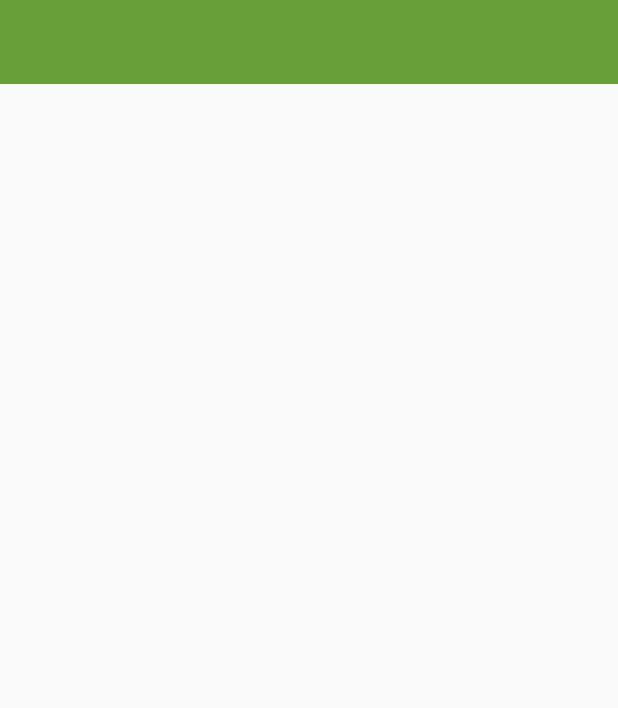
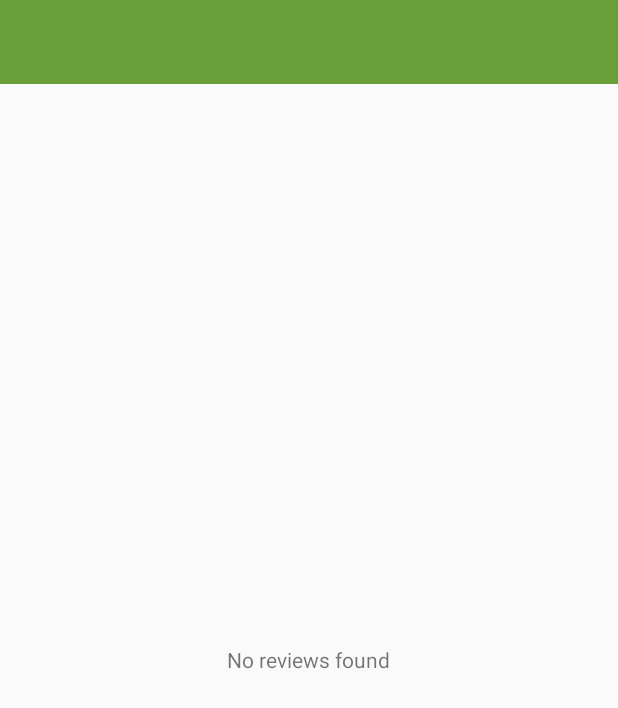
Before and after one commit to wsim283/Popular-Movies, an Android app: the fragment ReviewFragment placed in its activity, on a phone screen of 412 x 824 dp. Shown: the top 708 px of the screen. Run offline under Robolectric (Android 15) with nearby library versions, the phone set to English and light mode, and no system bars; 2 statements that could not run were skipped.

```diff
--- a/app/src/main/java/example/com/popularmovies/Detail/DetailReview.java
+++ b/app/src/main/java/example/com/popularmovies/Detail/DetailReview.java
@@ -13,23 +13,19 @@ import example.com.popularmovies.R;
 
 public class DetailReview extends RecyclerView.ViewHolder{
 
-    TextView reviewTextview, reviewLabelTextview, usernameTextview;
+    TextView reviewTextview,usernameTextview;
     ImageView userProfile;
 
     public DetailReview(View parent){
         super(parent);
 
         reviewTextview = (TextView)parent.findViewById(R.id.review_textview);
-        reviewLabelTextview = (TextView)parent.findViewById(R.id.no_reviews_label);
         usernameTextview = (TextView)parent.findViewById(R.id.user_name);
         userProfile = (ImageView)parent.findViewById(R.id.default_user_profile);
     }
 
     public TextView getReviewTextview(){
         return reviewTextview;
-    }
-    public TextView getReviewLabelTextview(){
-        return reviewLabelTextview;
     }
 
     public TextView getUsernameTextview() {
--- a/app/src/main/java/example/com/popularmovies/Detail/FetchMovieReviewsTask.java
+++ b/app/src/main/java/example/com/popularmovies/Detail/FetchMovieReviewsTask.java
@@ -21,11 +21,11 @@ import example.com.popularmovies.PopularMoviesHelper;
 public class FetchMovieReviewsTask extends AsyncTask<String,Void,ArrayList<Review>> {
 
     Context context;
-    ReviewsRecAdapter movieRecAdapter;
+    ReviewsRecAdapter movieRevRecAdapter;
 
     public FetchMovieReviewsTask(Context context, ReviewsRecAdapter movieRecAdapter){
         this.context = context;
-        this.movieRecAdapter = movieRecAdapter;
+        this.movieRevRecAdapter = movieRecAdapter;
 
     }
     private final String LOG_TAG = this.getClass().getSimpleName();
@@ -70,10 +70,10 @@ public class FetchMovieReviewsTask extends AsyncTask<String,Void,ArrayList<Revie
 
     @Override
     protected void onPostExecute(ArrayList<Review> reviews) {
-        if(reviews == null || reviews.size() == 0){
+        if(reviews == null){
             return;
         }
 
-        this.movieRecAdapter.updateData(reviews);
+        this.movieRevRecAdapter.updateData(reviews);
     }
     }
--- a/app/src/main/java/example/com/popularmovies/Detail/FetchMovieTrailerTask.java
+++ b/app/src/main/java/example/com/popularmovies/Detail/FetchMovieTrailerTask.java
@@ -76,7 +76,6 @@ public class FetchMovieTrailerTask extends AsyncTask<String,Void,ArrayList<Trail
     @Override
     protected void onPostExecute(ArrayList<Trailer> trailers) {
         if(trailers == null || trailers.size() == 0){
-
             return;
         }
 
--- a/app/src/main/java/example/com/popularmovies/Detail/MovieDetailFragment.java
+++ b/app/src/main/java/example/com/popularmovies/Detail/MovieDetailFragment.java
@@ -23,7 +23,7 @@ import example.com.popularmovies.R;
 public class MovieDetailFragment extends Fragment implements Orientation {
 
     private  final String LOG_TAG = this.getClass().getSimpleName();
-
+    PagerAdapter pagerAdapter;
     boolean twoPane;
     public MovieDetailFragment() {
         twoPane = false;
@@ -43,7 +43,7 @@ public class MovieDetailFragment extends Fragment implements Orientation {
 
 
         Movie selectedMovie = null;
-        if(getArguments() != null) {
+        if(getArguments() != null && getArguments().getParcelable(getString(R.string.movie_extra))!=null) {
             selectedMovie = getArguments().getParcelable(getString(R.string.movie_extra));
             if(twoPane){
                 TextView movieTitleview = (TextView)rootView.findViewById(R.id.movie_title);
@@ -55,7 +55,7 @@ public class MovieDetailFragment extends Fragment implements Orientation {
 
         TabLayout detailsTab = PopularMoviesHelper.setLayoutTab(rootView, R.id.tab_layout);
         final ViewPager viewPager = (ViewPager) rootView.findViewById(R.id.pager);
-        PagerAdapter pagerAdapter = new PagerAdapter(getActivity().getSupportFragmentManager(), detailsTab.getTabCount(), selectedMovie, getContext());
+        pagerAdapter = new PagerAdapter(getActivity().getSupportFragmentManager(), detailsTab.getTabCount(), selectedMovie, getContext());
 
         viewPager.setAdapter(pagerAdapter);
         viewPager.addOnPageChangeListener(new TabLayout.TabLayoutOnPageChangeListener(detailsTab));
@@ -85,4 +85,5 @@ public class MovieDetailFragment extends Fragment implements Orientation {
     public void setTwoPane(boolean twoPane) {
         this.twoPane = twoPane;
     }
+
 }
--- a/app/src/main/java/example/com/popularmovies/Detail/PagerAdapter.java
+++ b/app/src/main/java/example/com/popularmovies/Detail/PagerAdapter.java
@@ -21,14 +21,22 @@ public class PagerAdapter extends FragmentStatePagerAdapter {
     Fragment pageSecondFrag = null;
     Movie selectedMovie;
     Context context;
+    boolean hasReview;
 
     public PagerAdapter(FragmentManager fm, int numTabs, Movie selectedMovie, Context context){
         super(fm);
         this.context = context;
         this.numTabs = numTabs;
         this.selectedMovie = selectedMovie;
+        hasReview = true;
     }
 
+public void setHasReview(boolean hasReview){
+    if(this.hasReview != hasReview){
+        this.hasReview = hasReview;
+        notifyDataSetChanged();
+    }
+}
 
     @Override
     public Fragment getItem(int position) {
@@ -38,8 +46,9 @@ public class PagerAdapter extends FragmentStatePagerAdapter {
             case 1 :
                 if(pageSecondFrag == null){
                     Bundle args = new Bundle();
-                    if(selectedMovie != null) {
+                    if(selectedMovie != null & hasReview) {
                         pageSecondFrag = new ReviewFragment();
+                        pageSecondFrag.onAttach(context);
                         args.putParcelable(context.getString(R.string.movie_extra),
                                 selectedMovie);
                         pageSecondFrag.setArguments(args);
--- a/app/src/main/java/example/com/popularmovies/Detail/ReviewFragment.java
+++ b/app/src/main/java/example/com/popularmovies/Detail/ReviewFragment.java
@@ -4,15 +4,19 @@ import android.content.Context;
 import android.net.Uri;
 import android.os.Bundle;
 import android.support.v4.app.Fragment;
+import android.support.v4.app.FragmentManager;
+import android.support.v4.app.FragmentTransaction;
 import android.support.v7.widget.LinearLayoutManager;
 import android.support.v7.widget.RecyclerView;
 import android.util.Log;
 import android.view.LayoutInflater;
 import android.view.View;
 import android.view.ViewGroup;
+import android.widget.TextView;
 
 import java.util.ArrayList;
 
+import example.com.popularmovies.ErrorFragment;
 import example.com.popularmovies.Movie;
 import example.com.popularmovies.R;
 
@@ -22,8 +26,10 @@ public class ReviewFragment extends Fragment {
     final String LOG_TAG = getClass().getSimpleName();
     ReviewsRecAdapter reviewsRecAdapter;
     Movie clickedMovie;
-    public ReviewFragment() {
-        // Required empty public constructor
+    View container = null;
+    Context context;
+
+    public ReviewFragment(){
     }
 
 
@@ -47,15 +53,17 @@ public class ReviewFragment extends Fragment {
     public View onCreateView(LayoutInflater inflater, ViewGroup container,
                              Bundle savedInstanceState) {
         // Inflate the layout for this fragment
-
+        this.container = container;
         View rootView = inflater.inflate(R.layout.fragment_review, container, false);
         if(getArguments() != null) {
             clickedMovie = getArguments().getParcelable(getString(R.string.movie_extra));
+            RecyclerView reviewsRec = (RecyclerView)rootView.findViewById(R.id.reviews_recycleView);
+            reviewsRec.setLayoutManager(new LinearLayoutManager(getContext(), LinearLayoutManager.VERTICAL,false));
+            reviewsRecAdapter = new ReviewsRecAdapter(getContext(),new ArrayList<Review>(),
+                    (TextView)rootView.findViewById(R.id.no_reviews_label));
+            reviewsRec.setAdapter(reviewsRecAdapter);
         }
-        RecyclerView reviewsRec = (RecyclerView)rootView.findViewById(R.id.reviews_recycleView);
-        reviewsRec.setLayoutManager(new LinearLayoutManager(getContext(), LinearLayoutManager.VERTICAL,false));
-        reviewsRecAdapter = new ReviewsRecAdapter(getContext(),new ArrayList<Review>());
-        reviewsRec.setAdapter(reviewsRecAdapter);
+
 
         return rootView;
 
@@ -63,4 +71,5 @@ public class ReviewFragment extends Fragment {
     }
 
 
+
 }
--- a/app/src/main/java/example/com/popularmovies/Main/Poster.java
+++ b/app/src/main/java/example/com/popularmovies/Main/Poster.java
@@ -18,9 +18,12 @@ public class Poster extends RecyclerView.ViewHolder{
     public Poster(View parent){
         super(parent);
         posterView = (ImageView)parent.findViewById(R.id.movie_poster_imageview);
+
     }
 
     public ImageView getPosterView() {
         return posterView;
     }
+
+
 }
--- a/app/src/main/res/layout/detail_recycler_view_item_review.xml
+++ b/app/src/main/res/layout/detail_recycler_view_item_review.xml
@@ -7,12 +7,6 @@
     android:paddingBottom="@dimen/activity_vertical_margin"
     android:background="@drawable/border_recycler_view_items_trailer"
     >
-    <TextView
-        android:layout_width="wrap_content"
-        android:layout_height="wrap_content"
-        android:text="No reviews available"
-        android:id="@+id/no_reviews_label"
-        android:layout_centerInParent="true"/>
 
     <LinearLayout
         android:layout_width="match_parent"
--- a/app/src/main/res/layout/fragment_review.xml
+++ b/app/src/main/res/layout/fragment_review.xml
@@ -1,4 +1,4 @@
-<FrameLayout xmlns:android="http://schemas.android.com/apk/res/android"
+<RelativeLayout xmlns:android="http://schemas.android.com/apk/res/android"
     xmlns:tools="http://schemas.android.com/tools"
     android:layout_width="match_parent"
     android:layout_height="match_parent"
@@ -6,8 +6,14 @@
 
     <!-- TODO: Update blank fragment layout -->
 
+    <TextView
+        android:layout_width="wrap_content"
+        android:layout_height="wrap_content"
+        android:layout_centerInParent="true"
+        android:id="@+id/no_reviews_label"
+        android:text="@string/no_reviews_found_err"/>
     <android.support.v7.widget.RecyclerView
         android:layout_width="match_parent"
         android:layout_height="match_parent"
         android:id="@+id/reviews_recycleView"/>
-</FrameLayout>
+</RelativeLayout>
--- a/app/src/main/res/values/strings.xml
+++ b/app/src/main/res/values/strings.xml
@@ -53,4 +53,6 @@
     <string name="nothing_in_favourites_err">Currently there\'s is nothing in your Favourites</string>
     <string name="no_reviews_found_err">No reviews found</string>
     <string name="error_str_key">error message</string>
+    <string name="clicked_position">clicked position</string>
+    <string name="clicked_movie_id">clicked movie id</string>
 </resources>
--- a/gradle.properties
+++ b/gradle.properties
@@ -15,4 +15,4 @@ org.gradle.jvmargs=-Xmx1536m
 # This option should only be used with decoupled projects. More details, visit
 # http://www.gradle.org/docs/current/userguide/multi_project_builds.html#sec:decoupled_projects
 # org.gradle.parallel=true
-MyMovieDbApiKey="UNIQUE_API_KEY"
+MyMovieDbApiKey="<UNIQUE_API_KEY>"
```
Also changed, not shown: app/src/main/java/example/com/popularmovies/Detail/ReviewsRecAdapter.java (+6 -5 lines), app/src/main/java/example/com/popularmovies/Main/DataListener.java (added, +10 -0 lines), app/src/main/java/example/com/popularmovies/Main/FetchMovieListTask.java (+9 -2 lines), app/src/main/java/example/com/popularmovies/Main/MovieMainActivity.java (+24 -12 lines), app/src/main/java/example/com/popularmovies/Main/MovieMainFragment.java (+62 -21 lines), app/src/main/java/example/com/popularmovies/Main/MovieRecAdapter.java (+22 -12 lines).
